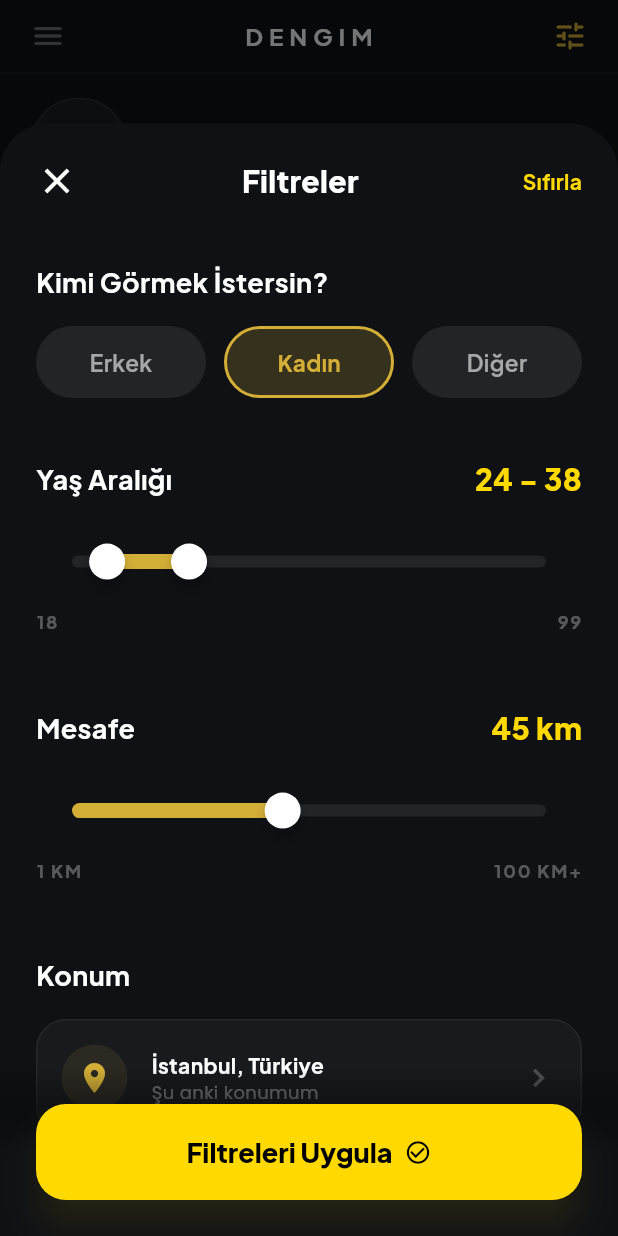
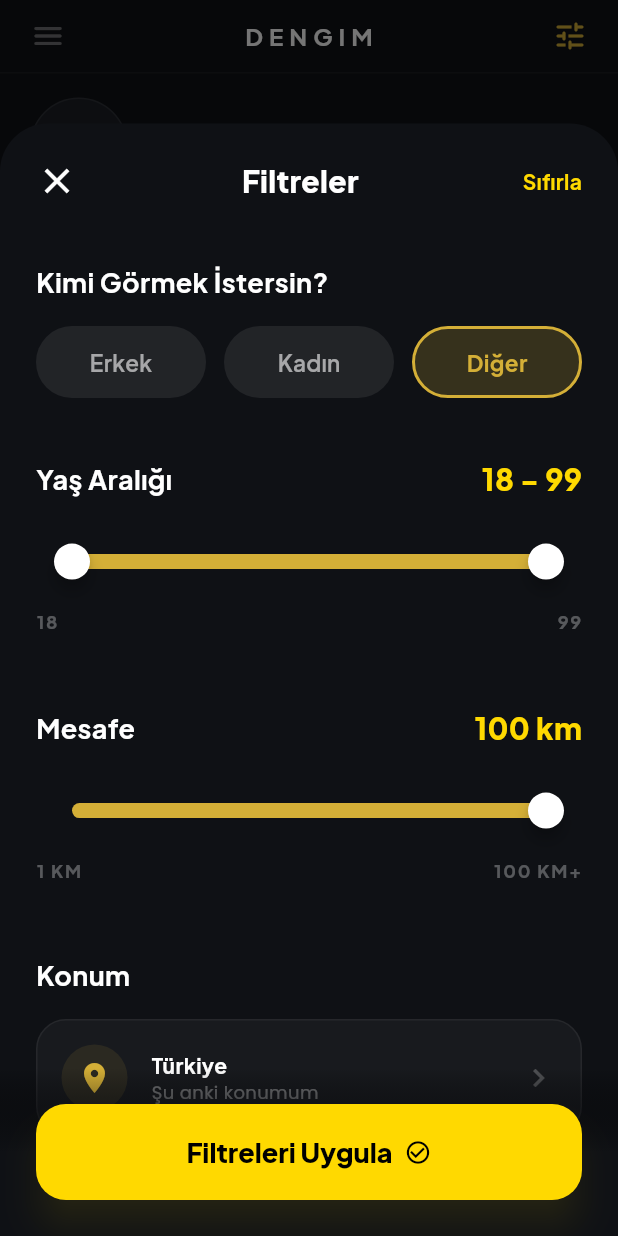
Before and after one commit to BedirXaaN04/dengim, a Flutter app: the DiscoverScreen screen opened directly, after a tap on the "tune" icon, on a phone screen of 412 x 824 dp. Run offline on Flutter 3.47's test engine with Material 3 defaults, Android fonts, the phone set to English and light mode, and no system bars; our stand-ins replace cached_network_image, cloud_firestore, confetti, connectivity_plus, firebase_auth, firebase_core and 14 more; missing offline and left inert: purchases_flutter; accounts and stored records are empty; network calls fail.

```diff
--- a/lib/features/discover/widgets/filter_bottom_sheet.dart
+++ b/lib/features/discover/widgets/filter_bottom_sheet.dart
@@ -11,10 +11,10 @@ class FilterSettings {
   String location;
 
   FilterSettings({
-    this.ageRange = const RangeValues(24, 38),
-    this.gender = 'female',
-    this.distance = 45,
-    this.location = 'İstanbul, Türkiye',
+    this.ageRange = const RangeValues(18, 99),
+    this.gender = 'other',
+    this.distance = 100,
+    this.location = 'Türkiye',
   });
 
   FilterSettings copyWith({
```
Also changed, not shown: lib/core/services/cloudinary_service.dart (added, +36 -0 lines), lib/features/auth/services/profile_service.dart (+7 -10 lines).
